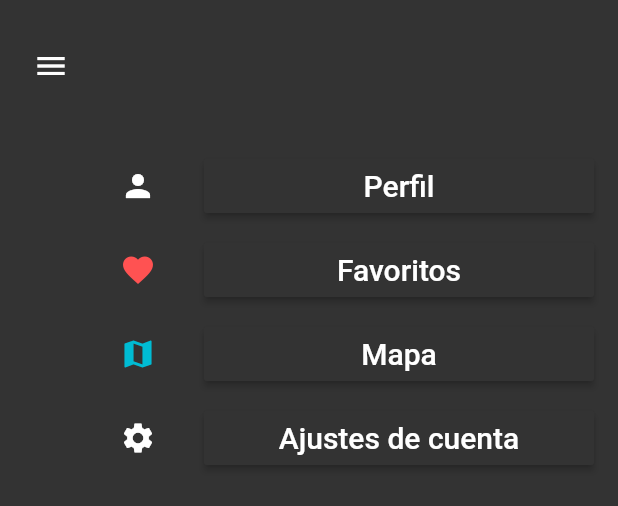
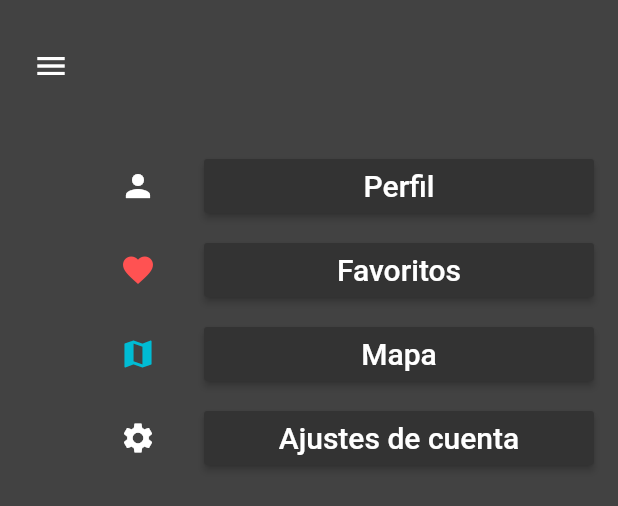
Before and after one commit to FenriRuiz/The_Good_Plate, a Flutter app: the GuillotineMenu widget shown alone on an empty page, opened directly, after a tap on the "menu" icon, on a phone screen of 412 x 824 dp. Shown: the top 506 px of the screen. Run offline on Flutter 3.47's test engine with Material 2 defaults, Android fonts, the phone set to English and light mode, and no system bars; our stand-ins replace google_maps_flutter; network calls fail; Roboto replaces fonts that are missing (Montserrat).

Commit message:
Cambio de colores

```diff
--- a/lib/auxiliar/guillotinaMenu.dart
+++ b/lib/auxiliar/guillotinaMenu.dart
@@ -144,13 +144,13 @@ class _GuillotineMenuState extends State<GuillotineMenu>
         child: Container(
           width: screenWidth,
           height: screenHeight,
-          color: Color(0xFF333333),
+          color: Colors.grey[800],
           child: new Stack(
             children: <Widget>[
               //*Titulo menu
               new Positioned.fill(
                 top: 70.0,
-                left: 66.0,
+                left: 63.0,
                 child: new Transform.rotate(
                     alignment: Alignment.topLeft,
                     origin: Offset.zero,
@@ -173,7 +173,7 @@ class _GuillotineMenuState extends State<GuillotineMenu>
                                   prefixIcon: Icon(Icons.search),
                                   border: OutlineInputBorder(
                                       borderRadius: BorderRadius.all(
-                                          Radius.circular(25.0))))),
+                                          Radius.circular(30.0))))),
                         ),
                       ),
                     )),
```
